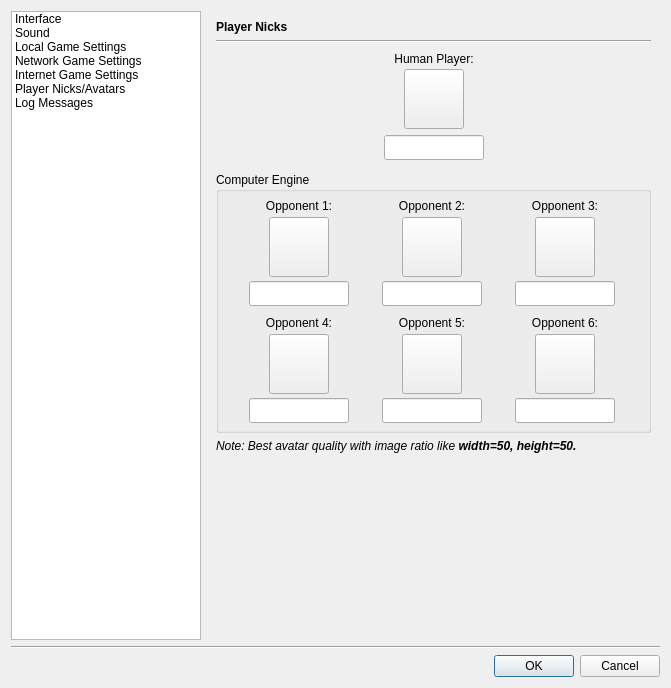
The window that src/gui/qt/settingsdialog.ui (pokerth/pokerth) describes before a commit, drawn with Qt 5.
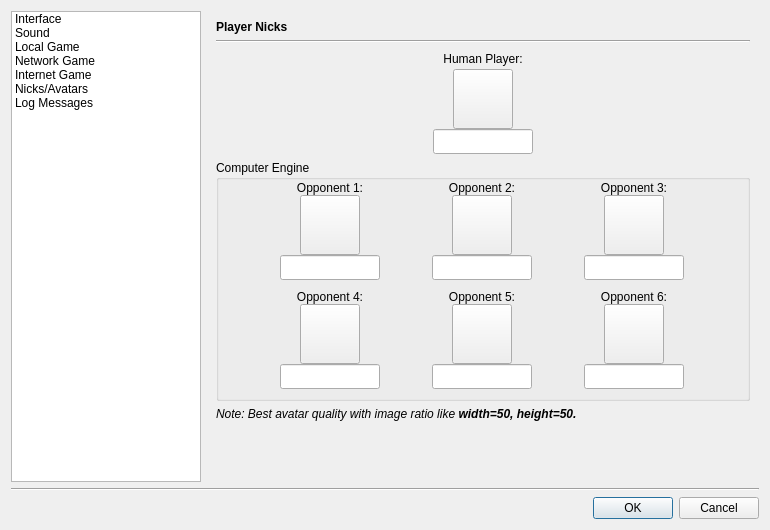
The same window after the commit. The open tabs and pages were chosen to show the change. Icons and pictures are not drawn. Custom widgets are drawn as their Qt base class.

```diff
--- a/src/gui/qt/settingsdialog.ui
+++ b/src/gui/qt/settingsdialog.ui
@@ -5,21 +5,21 @@
    <rect>
     <x>0</x>
     <y>0</y>
-    <width>671</width>
-    <height>688</height>
+    <width>770</width>
+    <height>530</height>
    </rect>
   </property>
   <property name="minimumSize" >
    <size>
-    <width>671</width>
-    <height>572</height>
+    <width>770</width>
+    <height>530</height>
    </size>
   </property>
   <property name="windowTitle" >
    <string>Settings</string>
   </property>
-  <layout class="QVBoxLayout" >
-   <item>
+  <layout class="QGridLayout" name="gridLayout" >
+   <item row="0" column="0" >
     <layout class="QHBoxLayout" >
      <item>
       <widget class="QListWidget" name="listWidget" >
@@ -35,6 +35,18 @@
          <height>16777215</height>
         </size>
        </property>
+       <property name="iconSize" >
+        <size>
+         <width>32</width>
+         <height>32</height>
+        </size>
+       </property>
+       <property name="isWrapping" stdset="0" >
+        <bool>false</bool>
+       </property>
+       <property name="wordWrap" >
+        <bool>true</bool>
+       </property>
        <item>
         <property name="text" >
          <string>Interface</string>
@@ -47,22 +59,26 @@
        </item>
        <item>
         <property name="text" >
-         <string>Local Game Settings</string>
+         <string>Local Game</string>
         </property>
        </item>
        <item>
         <property name="text" >
-         <string>Network Game Settings</string>
+         <string>Network Game</string>
         </property>
        </item>
        <item>
         <property name="text" >
-         <string>Internet Game Settings</string>
+         <string>Internet Game</string>
         </property>
        </item>
        <item>
         <property name="text" >
-         <string>Player Nicks/Avatars</string>
+         <string>Nicks/Avatars</string>
+        </property>
+        <property name="icon" >
+         <iconset resource="resources/pokerth.qrc" >
+          <normaloff>:/gfx/system_users.png</normaloff>:/gfx/system_users.png</iconset>
         </property>
        </item>
        <item>
@@ -1558,34 +1574,7 @@
         </layout>
        </widget>
        <widget class="QWidget" name="page_3" >
-        <property name="geometry" >
-         <rect>
-          <x>0</x>
-          <y>0</y>
-          <width>455</width>
-          <height>621</height>
-         </rect>
-        </property>
-        <layout class="QGridLayout" >
-         <property name="margin" >
-          <number>9</number>
-         </property>
-         <property name="spacing" >
-          <number>6</number>
-         </property>
-         <item row="5" column="0" >
-          <spacer>
-           <property name="orientation" >
-            <enum>Qt::Vertical</enum>
-           </property>
-           <property name="sizeHint" stdset="0" >
-            <size>
-             <width>20</width>
-             <height>40</height>
-            </size>
-           </property>
-          </spacer>
-         </item>
+        <layout class="QGridLayout" name="gridLayout_10" >
          <item row="0" column="0" >
           <widget class="QLabel" name="label_7" >
            <property name="styleSheet" >
@@ -1596,16 +1585,187 @@
            </property>
           </widget>
          </item>
+         <item row="1" column="0" >
+          <widget class="Line" name="line_4" >
+           <property name="orientation" >
+            <enum>Qt::Horizontal</enum>
+           </property>
+          </widget>
+         </item>
+         <item row="2" column="0" >
+          <layout class="QGridLayout" name="gridLayout_9" >
+           <property name="spacing" >
+            <number>0</number>
+           </property>
+           <item row="0" column="0" >
+            <spacer name="horizontalSpacer_4" >
+             <property name="orientation" >
+              <enum>Qt::Horizontal</enum>
+             </property>
+             <property name="sizeHint" stdset="0" >
+              <size>
+               <width>40</width>
+               <height>20</height>
+              </size>
+             </property>
+            </spacer>
+           </item>
+           <item row="0" column="1" colspan="3" >
+            <widget class="QLabel" name="label_8" >
+             <property name="sizePolicy" >
+              <sizepolicy vsizetype="Fixed" hsizetype="Fixed" >
+               <horstretch>0</horstretch>
+               <verstretch>0</verstretch>
+              </sizepolicy>
+             </property>
+             <property name="maximumSize" >
+              <size>
+               <width>200</width>
+               <height>16777215</height>
+              </size>
+             </property>
+             <property name="text" >
+              <string>Human Player:</string>
+             </property>
+             <property name="alignment" >
+              <set>Qt::AlignCenter</set>
+             </property>
+            </widget>
+           </item>
+           <item row="0" column="4" >
+            <spacer name="horizontalSpacer_5" >
+             <property name="orientation" >
+              <enum>Qt::Horizontal</enum>
+             </property>
+             <property name="sizeHint" stdset="0" >
+              <size>
+               <width>40</width>
+               <height>20</height>
+              </size>
+             </property>
+            </spacer>
+           </item>
+           <item row="1" column="0" colspan="5" >
+            <layout class="QHBoxLayout" name="horizontalLayout" >
+             <item>
+              <spacer name="horizontalSpacer_3" >
+               <property name="orientation" >
+                <enum>Qt::Horizontal</enum>
+               </property>
+               <property name="sizeHint" stdset="0" >
+                <size>
+                 <width>40</width>
+                 <height>20</height>
+                </size>
+               </property>
+              </spacer>
+             </item>
+             <item>
+              <widget class="MyHPAvatarButton" name="pushButton_HumanPlayerAvatar" >
+               <property name="minimumSize" >
+                <size>
+                 <width>60</width>
+                 <height>60</height>
+                </size>
+               </property>
+               <property name="maximumSize" >
+                <size>
+                 <width>60</width>
+                 <height>60</height>
+                </size>
+               </property>
+               <property name="text" >
+                <string/>
+               </property>
+               <property name="iconSize" >
+                <size>
+                 <width>50</width>
+                 <height>50</height>
+                </size>
+               </property>
+              </widget>
+             </item>
+             <item>
+              <spacer name="horizontalSpacer_2" >
+               <property name="orientation" >
+                <enum>Qt::Horizontal</enum>
+               </property>
+               <property name="sizeHint" stdset="0" >
+                <size>
+                 <width>40</width>
+                 <height>20</height>
+                </size>
+               </property>
+              </spacer>
+             </item>
+            </layout>
+           </item>
+           <item row="2" column="0" colspan="2" >
+            <spacer name="horizontalSpacer_6" >
+             <property name="orientation" >
+              <enum>Qt::Horizontal</enum>
+             </property>
+             <property name="sizeHint" stdset="0" >
+              <size>
+               <width>78</width>
+               <height>20</height>
+              </size>
+             </property>
+            </spacer>
+           </item>
+           <item row="2" column="2" >
+            <widget class="QLineEdit" name="lineEdit_HumanPlayerName" >
+             <property name="sizePolicy" >
+              <sizepolicy vsizetype="Fixed" hsizetype="Fixed" >
+               <horstretch>0</horstretch>
+               <verstretch>0</verstretch>
+              </sizepolicy>
+             </property>
+             <property name="minimumSize" >
+              <size>
+               <width>100</width>
+               <height>25</height>
+              </size>
+             </property>
+             <property name="maximumSize" >
+              <size>
+               <width>100</width>
+               <height>25</height>
+              </size>
+             </property>
+             <property name="maxLength" >
+              <number>12</number>
+             </property>
+            </widget>
+           </item>
+           <item row="2" column="3" colspan="2" >
+            <spacer name="horizontalSpacer_7" >
+             <property name="orientation" >
+              <enum>Qt::Horizontal</enum>
+             </property>
+             <property name="sizeHint" stdset="0" >
+              <size>
+               <width>88</width>
+               <height>20</height>
+              </size>
+             </property>
+            </spacer>
+           </item>
+          </layout>
+         </item>
          <item row="3" column="0" >
           <widget class="QGroupBox" name="groupBox_3" >
            <property name="title" >
             <string>Computer Engine</string>
            </property>
            <layout class="QGridLayout" >
-            <property name="margin" >
-             <number>7</number>
+            <property name="topMargin" >
+             <number>1</number>
             </property>
-            <property name="spacing" >
+            <property name="horizontalSpacing" >
+             <number>0</number>
+            </property>
+            <property name="verticalSpacing" >
              <number>10</number>
             </property>
             <item row="1" column="2" >
@@ -1614,7 +1774,7 @@
                <number>0</number>
               </property>
               <property name="spacing" >
-               <number>4</number>
+               <number>0</number>
               </property>
               <item row="0" column="0" >
                <widget class="QLabel" name="label_21" >
@@ -1747,7 +1907,7 @@
                <number>0</number>
               </property>
               <property name="spacing" >
-               <number>4</number>
+               <number>0</number>
               </property>
               <item row="0" column="0" >
                <widget class="QLabel" name="label_20" >
@@ -1880,7 +2040,7 @@
                <number>0</number>
               </property>
               <property name="spacing" >
-               <number>4</number>
+               <number>0</number>
               </property>
               <item row="2" column="0" >
                <widget class="QLineEdit" name="lineEdit_Opponent4Name" >
@@ -2013,7 +2173,7 @@
                <number>0</number>
               </property>
               <property name="spacing" >
-               <number>4</number>
+               <number>0</number>
               </property>
               <item row="0" column="0" >
                <widget class="QLabel" name="label_11" >
@@ -2146,7 +2306,7 @@
                <number>0</number>
               </property>
               <property name="spacing" >
-               <number>4</number>
+               <number>0</number>
               </property>
               <item row="2" column="0" >
                <widget class="QLineEdit" name="lineEdit_Opponent2Name" >
@@ -2279,7 +2439,7 @@
                <number>0</number>
               </property>
               <property name="spacing" >
-               <number>4</number>
+               <number>0</number>
               </property>
               <item row="2" column="0" >
                <widget class="QLineEdit" name="lineEdit_Opponent1Name" >
@@ -2422,253 +2582,18 @@
            </property>
           </widget>
          </item>
-         <item row="1" column="0" >
-          <widget class="Line" name="line_4" >
+         <item row="5" column="0" >
+          <spacer>
            <property name="orientation" >
-            <enum>Qt::Horizontal</enum>
+            <enum>Qt::Vertical</enum>
            </property>
-          </widget>
-         </item>
-         <item row="2" column="0" >
-          <layout class="QGridLayout" >
-           <property name="margin" >
-            <number>0</number>
+           <property name="sizeHint" stdset="0" >
+            <size>
+             <width>20</width>
+             <height>40</height>
+            </size>
            </property>
-           <property name="spacing" >
-            <number>0</number>
-           </property>
-           <item row="0" column="0" >
-            <layout class="QHBoxLayout" >
-             <property name="spacing" >
-              <number>6</number>
-             </property>
-             <property name="margin" >
-              <number>0</number>
-             </property>
-             <item>
-              <spacer>
-               <property name="orientation" >
-                <enum>Qt::Horizontal</enum>
-               </property>
-               <property name="sizeHint" stdset="0" >
-                <size>
-                 <width>40</width>
-                 <height>20</height>
-                </size>
-               </property>
-              </spacer>
-             </item>
-             <item>
-              <widget class="QLabel" name="label_8" >
-               <property name="sizePolicy" >
-                <sizepolicy vsizetype="Fixed" hsizetype="Fixed" >
-                 <horstretch>0</horstretch>
-                 <verstretch>0</verstretch>
-                </sizepolicy>
-               </property>
-               <property name="minimumSize" >
-                <size>
-                 <width>200</width>
-                 <height>0</height>
-                </size>
-               </property>
-               <property name="maximumSize" >
-                <size>
-                 <width>200</width>
-                 <height>16777215</height>
-                </size>
-               </property>
-               <property name="text" >
-                <string>Human Player:</string>
-               </property>
-               <property name="alignment" >
-                <set>Qt::AlignCenter</set>
-               </property>
-              </widget>
-             </item>
-             <item>
-              <spacer>
-               <property name="orientation" >
-                <enum>Qt::Horizontal</enum>
-               </property>
-               <property name="sizeHint" stdset="0" >
-                <size>
-                 <width>40</width>
-                 <height>20</height>
-                </size>
-               </property>
-              </spacer>
-             </item>
-            </layout>
-           </item>
-           <item row="2" column="0" >
-            <layout class="QHBoxLayout" >
-             <property name="spacing" >
-              <number>6</number>
-             </property>
-             <property name="margin" >
-              <number>6</number>
-             </property>
-             <item>
-              <spacer>
-               <property name="orientation" >
-                <enum>Qt::Horizontal</enum>
-               </property>
-               <property name="sizeHint" stdset="0" >
-                <size>
-                 <width>40</width>
-                 <height>20</height>
-                </size>
-               </property>
-              </spacer>
-             </item>
-             <item>
-              <widget class="QLineEdit" name="lineEdit_HumanPlayerName" >
-               <property name="sizePolicy" >
-                <sizepolicy vsizetype="Fixed" hsizetype="Fixed" >
-                 <horstretch>0</horstretch>
-                 <verstretch>0</verstretch>
-                </sizepolicy>
-               </property>
-               <property name="minimumSize" >
-                <size>
-                 <width>100</width>
-                 <height>25</height>
-                </size>
-               </property>
-               <property name="maximumSize" >
-                <size>
-                 <width>100</width>
-                 <height>25</height>
-                </size>
-               </property>
-               <property name="maxLength" >
-                <number>12</number>
-               </property>
-              </widget>
-             </item>
-             <item>
-              <spacer>
-               <property name="orientation" >
-                <enum>Qt::Horizontal</enum>
-               </property>
-               <property name="sizeHint" stdset="0" >
-                <size>
-                 <width>40</width>
-                 <height>20</height>
-                </size>
-               </property>
-              </spacer>
-             </item>
-            </layout>
-           </item>
-           <item row="1" column="0" >
-            <layout class="QHBoxLayout" >
-             <property name="spacing" >
-              <number>6</number>
-             </property>
-             <property name="margin" >
-              <number>0</number>
-             </property>
-             <item>
-              <spacer>
-               <property name="orientation" >
-                <enum>Qt::Horizontal</enum>
-               </property>
-               <property name="sizeHint" stdset="0" >
-                <size>
-                 <width>20</width>
-                 <height>40</height>
-                </size>
-               </property>
-              </spacer>
-             </item>
-             <item>
-              <layout class="QHBoxLayout" >
-               <property name="spacing" >
-                <number>6</number>
-               </property>
-               <property name="margin" >
-                <number>0</number>
-               </property>
-               <item>
-                <spacer>
-                 <property name="orientation" >
-                  <enum>Qt::Horizontal</enum>
-                 </property>
-                 <property name="sizeType" >
-                  <enum>QSizePolicy::Fixed</enum>
-                 </property>
-                 <property name="sizeHint" stdset="0" >
-                  <size>
-                   <width>3</width>
-                   <height>20</height>
-                  </size>
-                 </property>
-                </spacer>
-               </item>
-               <item>
-                <widget class="MyHPAvatarButton" name="pushButton_HumanPlayerAvatar" >
-                 <property name="sizePolicy" >
-                  <sizepolicy vsizetype="Ignored" hsizetype="Ignored" >
-                   <horstretch>0</horstretch>
-                   <verstretch>0</verstretch>
-                  </sizepolicy>
-                 </property>
-                 <property name="minimumSize" >
-                  <size>
-                   <width>60</width>
-                   <height>60</height>
-                  </size>
-                 </property>
-                 <property name="maximumSize" >
-                  <size>
-                   <width>60</width>
-                   <height>60</height>
-                  </size>
-                 </property>
-                 <property name="iconSize" >
-                  <size>
-                   <width>50</width>
-                   <height>50</height>
-                  </size>
-                 </property>
-                </widget>
-               </item>
-               <item>
-                <spacer>
-                 <property name="orientation" >
-                  <enum>Qt::Horizontal</enum>
-                 </property>
-                 <property name="sizeType" >
-                  <enum>QSizePolicy::Fixed</enum>
-                 </property>
-                 <property name="sizeHint" stdset="0" >
-                  <size>
-                   <width>3</width>
-                   <height>20</height>
-                  </size>
-                 </property>
-                </spacer>
-               </item>
-              </layout>
-             </item>
-             <item>
-              <spacer>
-               <property name="orientation" >
-                <enum>Qt::Horizontal</enum>
-               </property>
-               <property name="sizeHint" stdset="0" >
-                <size>
-                 <width>20</width>
-                 <height>40</height>
-                </size>
-               </property>
-              </spacer>
-             </item>
-            </layout>
-           </item>
-          </layout>
+          </spacer>
          </item>
         </layout>
        </widget>
@@ -2840,14 +2765,14 @@
      </item>
     </layout>
    </item>
-   <item>
+   <item row="1" column="0" >
     <widget class="Line" name="line" >
      <property name="orientation" >
       <enum>Qt::Horizontal</enum>
      </property>
     </widget>
    </item>
-   <item>
+   <item row="2" column="0" >
     <widget class="QDialogButtonBox" name="buttonBox" >
      <property name="orientation" >
       <enum>Qt::Horizontal</enum>
```
Left out of the diff: 380 changed lines with no effect on the pictures.
